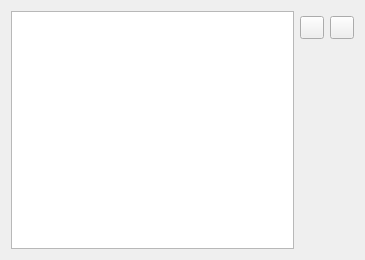
Above: qt/QLabellingLogWidget.ui from oliviertournaire/QLabelling before the change. Below: the same form after it.
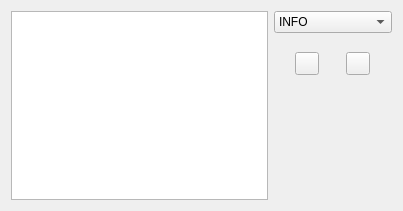
That is the form after the change. Icons and pictures are not drawn.

Commit message: #8 #14 Improved QLabellingLogWidget (enable log level selection)

Patch:
```diff
--- a/qt/QLabellingLogWidget.ui
+++ b/qt/QLabellingLogWidget.ui
@@ -6,8 +6,8 @@
    <rect>
     <x>0</x>
     <y>0</y>
-    <width>365</width>
-    <height>260</height>
+    <width>403</width>
+    <height>211</height>
    </rect>
   </property>
   <property name="windowTitle">
@@ -18,8 +18,47 @@
     <widget class="QTextEdit" name="_textEdit"/>
    </item>
    <item>
-    <layout class="QVBoxLayout" name="verticalLayout_2">
+    <layout class="QVBoxLayout" name="verticalLayout">
      <item>
+      <widget class="QComboBox" name="_comboBoxLogLevel">
+       <property name="currentIndex">
+        <number>2</number>
+       </property>
+       <item>
+        <property name="text">
+         <string>DEBUG</string>
+        </property>
+       </item>
+       <item>
+        <property name="text">
+         <string>TRACE</string>
+        </property>
+       </item>
+       <item>
+        <property name="text">
+         <string>INFO</string>
+        </property>
+       </item>
+       <item>
+        <property name="text">
+         <string>WARNING</string>
+        </property>
+       </item>
+       <item>
+        <property name="text">
+         <string>ERROR</string>
+        </property>
+       </item>
+       <item>
+        <property name="text">
+         <string>FATAL_ERROR</string>
+        </property>
+       </item>
+      </widget>
+     </item>
+     <item>
+      <layout class="QGridLayout" name="gridLayout">
+       <item row="0" column="0">
       <spacer name="verticalSpacer_3">
        <property name="orientation">
         <enum>Qt::Vertical</enum>
@@ -30,12 +69,28 @@
        <property name="sizeHint" stdset="0">
         <size>
          <width>20</width>
-         <height>5</height>
+           <height>13</height>
         </size>
        </property>
       </spacer>
      </item>
-     <item>
+       <item row="0" column="1">
+        <spacer name="verticalSpacer_4">
+         <property name="orientation">
+          <enum>Qt::Vertical</enum>
+         </property>
+         <property name="sizeType">
+          <enum>QSizePolicy::Fixed</enum>
+         </property>
+         <property name="sizeHint" stdset="0">
+          <size>
+           <width>20</width>
+           <height>13</height>
+          </size>
+         </property>
+        </spacer>
+       </item>
+       <item row="1" column="0">
       <widget class="QToolButton" name="_toolButtonClear">
        <property name="toolTip">
         <string>Clear log</string>
@@ -49,40 +104,7 @@
        </property>
       </widget>
      </item>
-     <item>
-      <spacer name="verticalSpacer">
-       <property name="orientation">
-        <enum>Qt::Vertical</enum>
-       </property>
-       <property name="sizeHint" stdset="0">
-        <size>
-         <width>20</width>
-         <height>40</height>
-        </size>
-       </property>
-      </spacer>
-     </item>
-    </layout>
-   </item>
-   <item>
-    <layout class="QVBoxLayout" name="verticalLayout">
-     <item>
-      <spacer name="verticalSpacer_4">
-       <property name="orientation">
-        <enum>Qt::Vertical</enum>
-       </property>
-       <property name="sizeType">
-        <enum>QSizePolicy::Fixed</enum>
-       </property>
-       <property name="sizeHint" stdset="0">
-        <size>
-         <width>20</width>
-         <height>5</height>
-        </size>
-       </property>
-      </spacer>
-     </item>
-     <item>
+       <item row="1" column="1">
       <widget class="QToolButton" name="_toolButtonSave">
        <property name="enabled">
         <bool>true</bool>
@@ -99,7 +121,20 @@
        </property>
       </widget>
      </item>
-     <item>
+       <item row="2" column="0">
+        <spacer name="verticalSpacer">
+         <property name="orientation">
+          <enum>Qt::Vertical</enum>
+         </property>
+         <property name="sizeHint" stdset="0">
+          <size>
+           <width>20</width>
+           <height>40</height>
+          </size>
+         </property>
+        </spacer>
+       </item>
+       <item row="2" column="1">
       <spacer name="verticalSpacer_2">
        <property name="orientation">
         <enum>Qt::Vertical</enum>
@@ -111,6 +146,8 @@
         </size>
        </property>
       </spacer>
+       </item>
+      </layout>
      </item>
     </layout>
    </item>
```
Lines whose indentation alone changed are shown as unchanged. The commit also changes 2 other files.
